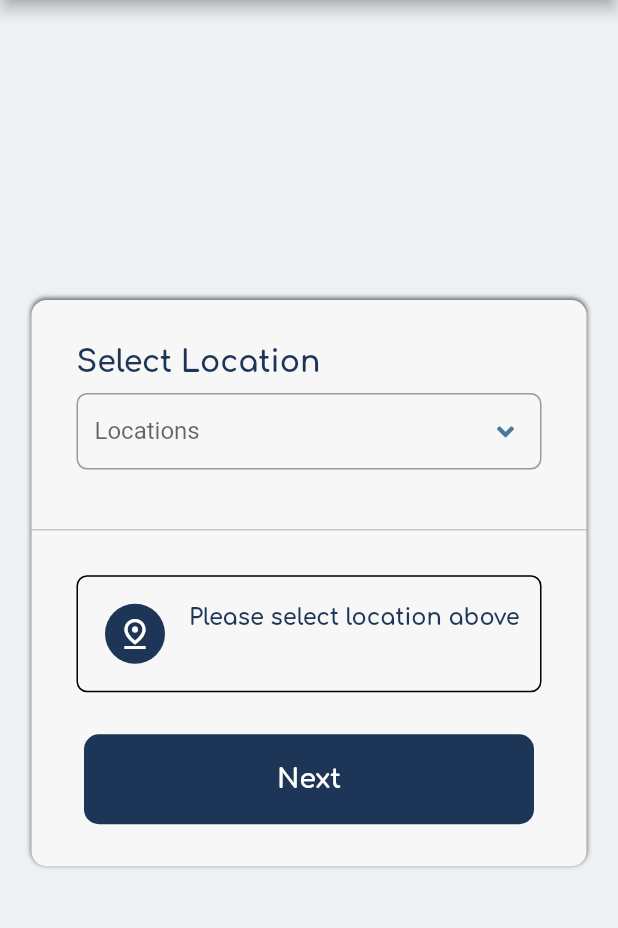
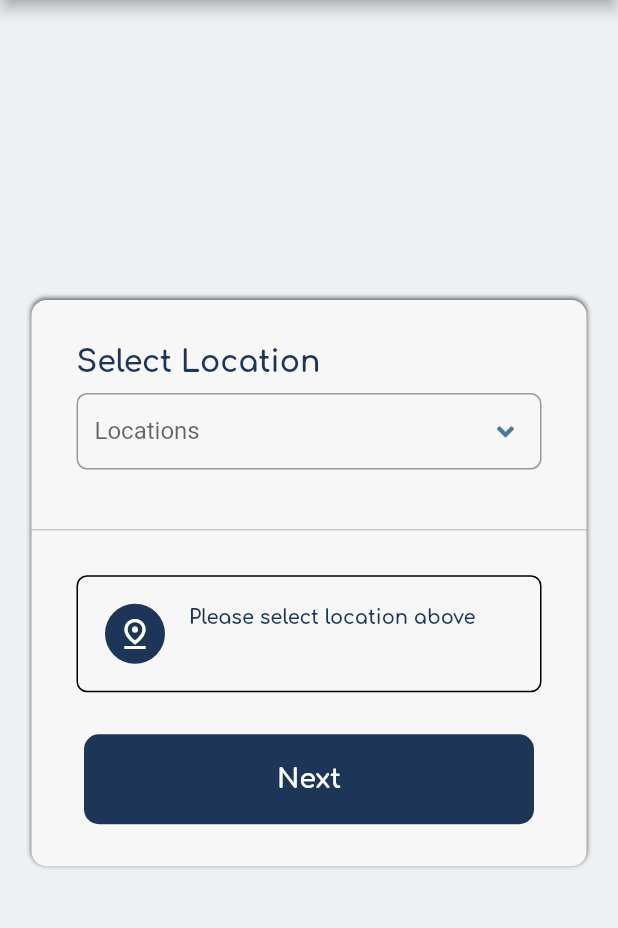
Before and after one commit to Abytrone/societ_act, a Flutter app: the LocationScreen screen opened directly with empty values, on a phone screen of 412 x 824 dp, the part 84-1012 px from its top. Run offline on Flutter 3.47's test engine with Material 2 defaults, Android fonts, the phone set to English and light mode, and no system bars; drawn by our look-alikes of dropdown_search; our stand-ins replace another_flushbar, bottom_navy_bar, dio, file_picker, font_awesome_flutter, get and 3 more; missing offline and left inert: textfield_tags; accounts and stored records are empty.

Commit message:
Commit from windows

```diff
--- a/lib/views/home_screen.dart
+++ b/lib/views/home_screen.dart
@@ -209,7 +209,7 @@ class _HomeScreenState extends State<HomeScreen> {
                           );
                         } else {
                           return Container(
-                            height: 350,
+                            height: 370,
                             width: 400,
                             padding: const EdgeInsets.all(8),
                             margin: const EdgeInsets.all(5),
--- a/lib/views/location_screen.dart
+++ b/lib/views/location_screen.dart
@@ -1,17 +1,11 @@
-import 'dart:convert' as convert;
-import 'dart:io';
-import 'package:http/http.dart' as http;
-import 'package:another_flushbar/flushbar.dart';
 import 'package:dio/dio.dart';
 import 'package:dropdown_search/dropdown_search.dart';
 import 'package:flutter/material.dart';
 import 'package:font_awesome_flutter/font_awesome_flutter.dart';
 import 'package:google_fonts/google_fonts.dart';
-import 'package:societ_act/models/case_class.dart';
 import 'package:societ_act/models/location_class.dart';
 import 'package:societ_act/services/remote_services.dart';
 import 'package:societ_act/services/server.dart';
-import 'package:societ_act/views/search_cases_screen.dart';
 import 'package:societ_act/views/widgets/primary_button.dart';
 
 class LocationScreen extends StatefulWidget {
@@ -36,8 +30,6 @@ class _LocationScreenState extends State<LocationScreen> {
   final RemoteServices service = RemoteServices();
   String? location = '';
   int? locationID = 0;
-
-  bool _isLoading = false;
 
   @override
   Widget build(BuildContext context) {
@@ -208,9 +200,17 @@ class _LocationScreenState extends State<LocationScreen> {
                             child: Column(
                               crossAxisAlignment: CrossAxisAlignment.start,
                               children: [
-                                const Padding(
-                                  padding: EdgeInsets.only(left: 8),
-                                  child: Text('Please select location above'),
+                                Padding(
+                                  padding: const EdgeInsets.only(left: 8),
+                                  child: Text(
+                                    'Please select location above',
+                                    style: Theme.of(context)
+                                        .textTheme
+                                        .bodyText2!
+                                        .copyWith(
+                                          fontSize: 13,
+                                        ),
+                                  ),
                                 ),
                                 Padding(
                                   padding:
--- a/lib/views/notification_screen.dart
+++ b/lib/views/notification_screen.dart
@@ -36,11 +36,11 @@ class _NotificationScreenState extends State<NotificationScreen> {
               // ),
               Text(
                 'Are you sure?',
-                style: Theme.of(context).textTheme.bodySmall,
+                style: Theme.of(context).textTheme.bodyText2,
               ),
               Text(
                 'You want to logout of the system?',
-                style: Theme.of(context).textTheme.bodySmall,
+                style: Theme.of(context).textTheme.bodyText2,
               ),
             ],
           ),
--- a/lib/views/post_detail_scree.dart
+++ b/lib/views/post_detail_scree.dart
@@ -134,7 +134,7 @@ class _PostDetailScreenState extends State<PostDetailScreen> {
                 decoration: BoxDecoration(
                   borderRadius: const BorderRadius.all(Radius.circular(10)),
                   image: DecorationImage(
-                    fit: BoxFit.fill,
+                    fit: BoxFit.cover,
                     image: NetworkImage(
                       widget.posts.attributes.picture,
                     ),
--- a/lib/views/post_upload_screen.dart
+++ b/lib/views/post_upload_screen.dart
@@ -77,7 +77,7 @@ class _PostUploadScreenState extends State<PostUploadScreen> {
               child: Text(
                 'Cancel',
                 style: Theme.of(context).textTheme.bodyText1!.copyWith(
-                      fontSize: 12,
+                      fontSize: 11,
                       fontWeight: FontWeight.bold,
                       color: const Color(0xFF457B9D),
                     ),
@@ -469,7 +469,7 @@ class _PostUploadScreenState extends State<PostUploadScreen> {
                               textCapitalization: TextCapitalization.sentences,
                               decoration: InputDecoration(
                                 hintText:
-                                    'Let the world know the issue you care about\n\n\n\n\n\n\n\n\n\n\n',
+                                    'Let the world know the issue you care about...\n\n\n\n\n\n\n\n\n\n\n',
                                 hintStyle: Theme.of(context)
                                     .textTheme
                                     .bodyText1!
@@ -518,7 +518,7 @@ class _PostUploadScreenState extends State<PostUploadScreen> {
                                   borderRadius: const BorderRadius.all(
                                       Radius.circular(10)),
                                   image: DecorationImage(
-                                    fit: BoxFit.fill,
+                                    fit: BoxFit.cover,
                                     image: Image.file(
                                       _file!,
                                     ).image,
```
Also changed, not shown: lib/views/profile_screen.dart (+12 -9 lines), pubspec.lock.
